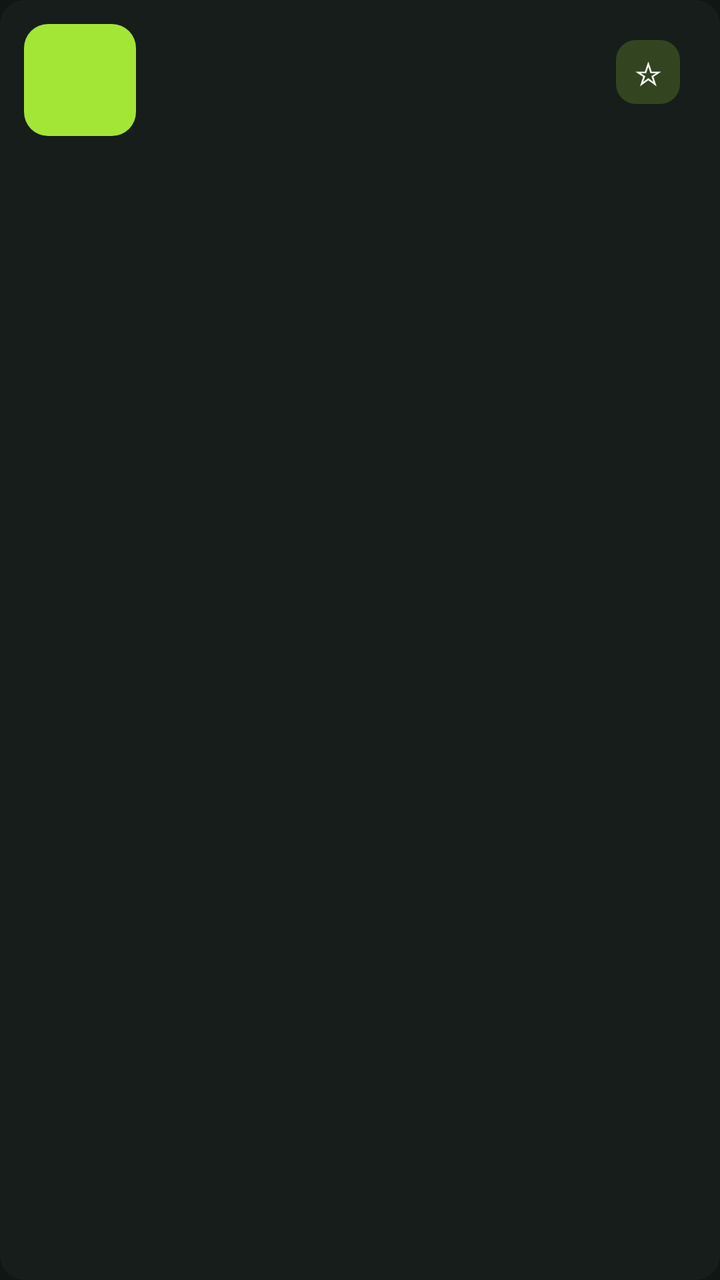
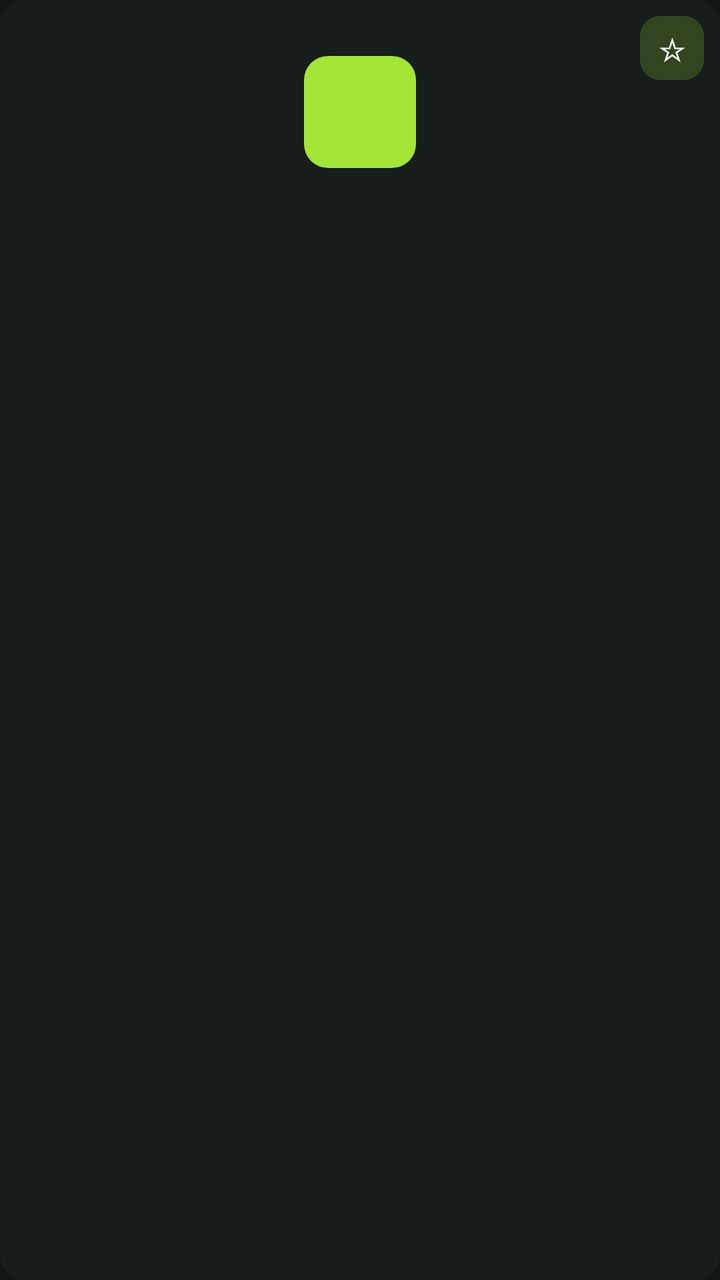

Two renders of the same Android screen: before a commit and after it. Below are the layout's source before the change and the commit's diff.
<!-- AndroidManifest.xml: application theme Theme.VovoFit -->
<!-- res/layout/item_drive_card.xml -->
<?xml version="1.0" encoding="utf-8"?>
<com.google.android.material.card.MaterialCardView xmlns:android="http://schemas.android.com/apk/res/android"
    xmlns:app="http://schemas.android.com/apk/res-auto"
    android:id="@+id/drive_card_root"
    android:layout_width="@dimen/drive_card_width"
    android:layout_height="wrap_content"
    android:layout_marginEnd="@dimen/rail_gap"
    android:clickable="true"
    android:focusable="true"
    android:focusableInTouchMode="true"
    android:foreground="?attr/selectableItemBackground"
    app:cardCornerRadius="@dimen/radius_md"
    app:cardElevation="@dimen/elevation_0"
    app:cardBackgroundColor="@color/tile_bg"
    app:strokeWidth="0dp"
    app:strokeColor="@color/tile_focus_ring">

    <LinearLayout
        android:layout_width="match_parent"
        android:layout_height="wrap_content"
        android:orientation="vertical">

        
        <FrameLayout
            android:layout_width="match_parent"
            android:layout_height="wrap_content"
            android:padding="@dimen/spacing_md">

            <FrameLayout
                android:layout_width="56dp"
                android:layout_height="56dp"
                android:background="@drawable/drive_icon_bg">

                <TextView
                    android:id="@+id/drive_icon"
                    android:layout_width="match_parent"
                    android:layout_height="match_parent"
                    android:gravity="center"
                    android:textColor="@color/drive_icon_tile_text"
                    android:textSize="28sp"
                    android:textStyle="bold" />
            </FrameLayout>

            
            <TextView
                android:id="@+id/drive_fav_star"
                android:layout_width="32dp"
                android:layout_height="32dp"
                android:layout_gravity="top|end"
                android:layout_marginTop="@dimen/spacing_sm"
                android:layout_marginEnd="@dimen/spacing_sm"
                android:background="@drawable/badge_resume"
                android:clickable="true"
                android:contentDescription="@string/fav_desc"
                android:focusable="true"
                android:focusableInTouchMode="true"
                android:gravity="center"
                android:text="☆"
                android:textColor="@color/tile_title"
                android:textSize="16sp" />
        </FrameLayout>

        
        <LinearLayout
            android:layout_width="match_parent"
            android:layout_height="wrap_content"
            android:orientation="vertical"
            android:paddingHorizontal="@dimen/spacing_md"
            android:paddingTop="@dimen/spacing_sm"
            android:paddingBottom="@dimen/spacing_md">

            <TextView
                android:id="@+id/drive_name"
                android:layout_width="match_parent"
                android:layout_height="wrap_content"
                android:ellipsize="end"
                android:maxLines="2"
                android:textColor="@color/tile_title"
                android:textSize="@dimen/text_drive_name"
                android:textStyle="bold" />

            <TextView
                android:id="@+id/drive_meta"
                android:layout_width="match_parent"
                android:layout_height="wrap_content"
                android:layout_marginTop="2dp"
                android:ellipsize="end"
                android:maxLines="1"
                android:textColor="@color/tile_subtitle"
                android:textSize="@dimen/text_drive_meta" />
        </LinearLayout>
    </LinearLayout>
</com.google.android.material.card.MaterialCardView>
<!-- resources referenced by this layout -->
<resources>
  <color name="drive_icon_tile_text">#FF1A0A0F</color>
  <color name="tile_bg">#FF171D1B</color>
  <color name="tile_focus_ring">#FFA3E635</color>
  <color name="tile_subtitle">#FFBCC4BE</color>
  <color name="tile_title">#FFFFFFFF</color>
  <dimen name="drive_card_width">128dp</dimen>
  <dimen name="elevation_0">0dp</dimen>
  <dimen name="radius_md">12dp</dimen>
  <dimen name="rail_gap">12dp</dimen>
  <dimen name="spacing_md">12dp</dimen>
  <dimen name="spacing_sm">8dp</dimen>
  <dimen name="text_drive_meta">12sp</dimen>
  <dimen name="text_drive_name">14sp</dimen>
  <!-- drawable badge_resume (drawable) -->
  <?xml version="1.0" encoding="utf-8"?>
  <shape xmlns:android="http://schemas.android.com/apk/res/android"
      android:shape="rectangle">
      <solid android:color="#33A3E635" />
      <corners android:radius="10dp" />
  </shape>
  <!-- drawable drive_icon_bg (drawable) -->
  <?xml version="1.0" encoding="utf-8"?>
  <shape xmlns:android="http://schemas.android.com/apk/res/android"
      android:shape="rectangle">
      <solid android:color="@color/drive_icon_tile" />
      <corners android:radius="@dimen/radius_md" />
  </shape>
  <string name="fav_desc">Adicionar à Minha lista</string>
  <color name="drive_icon_tile">#FFA3E635</color>
  <color name="md_primary">#FFA3E635</color>
  <color name="md_on_primary">#FF1A0A0F</color>
  <color name="md_primary_container">#FF223526</color>
  <color name="md_on_primary_container">#FFD7F5A0</color>
  <color name="md_secondary">#FF8FAE9B</color>
  <color name="md_on_secondary">#FF12211A</color>
  <color name="md_secondary_container">#FF24382E</color>
  <color name="md_on_secondary_container">#FFCFE8DB</color>
  <color name="md_background">#FF101614</color>
  <color name="md_surface">#FF171D1B</color>
  <color name="md_surface_variant">#FF232A26</color>
  <color name="md_on_background">#FFEAEAF0</color>
  <color name="md_on_surface">#FFEAEAF0</color>
  <color name="md_on_surface_variant">#FFBCC4BE</color>
  <color name="md_outline">#FF3E4741</color>
  <color name="md_outline_variant">#FF2A312D</color>
  <color name="md_error">#FFCF6679</color>
  <color name="md_on_error">#FF600014</color>
  <style name="Widget.Meggy.CardView" parent="Widget.Material3.CardView.Filled">
          <item name="cardBackgroundColor">@color/md_surface_container</item>
          <item name="cardCornerRadius">20dp</item>
          <item name="cardElevation">2dp</item>
          <item name="contentPadding">0dp</item>
          <item name="strokeWidth">0dp</item>
      </style>
  <color name="md_surface_container">#FF1B211E</color>
  <!-- unchanged entries left out for length: 1 -->
</resources>

<!-- the commit's change to res/layout/item_drive_card.xml (unified diff, before → after) -->
@@ -23,23 +23,32 @@
         
         <FrameLayout
             android:layout_width="match_parent"
-            android:layout_height="wrap_content"
-            android:padding="@dimen/spacing_md">
+            android:layout_height="@dimen/drive_tile_height">
 
-            <FrameLayout
+            <View
+                android:id="@+id/drive_bg"
+                android:layout_width="match_parent"
+                android:layout_height="match_parent"
+                android:background="@color/tile_bg" />
+
+            <ImageView
+                android:id="@+id/drive_cover"
+                android:layout_width="match_parent"
+                android:layout_height="match_parent"
+                android:importantForAccessibility="no"
+                android:scaleType="centerCrop"
+                android:visibility="gone" />
+
+            <TextView
+                android:id="@+id/drive_icon"
                 android:layout_width="56dp"
                 android:layout_height="56dp"
-                android:background="@drawable/drive_icon_bg">
-
-                <TextView
-                    android:id="@+id/drive_icon"
-                    android:layout_width="match_parent"
-                    android:layout_height="match_parent"
-                    android:gravity="center"
-                    android:textColor="@color/drive_icon_tile_text"
-                    android:textSize="28sp"
-                    android:textStyle="bold" />
-            </FrameLayout>
+                android:layout_gravity="center"
+                android:background="@drawable/drive_icon_bg"
+                android:gravity="center"
+                android:textColor="@color/drive_icon_tile_text"
+                android:textSize="28sp"
+                android:textStyle="bold" />
 
             
             <TextView
<!-- resource entries referenced after the edit -->
@@ -6,6 +6,7 @@
   <color name="tile_subtitle">#FFBCC4BE</color>
   <color name="tile_title">#FFFFFFFF</color>
   <dimen name="drive_card_width">128dp</dimen>
+  <dimen name="drive_tile_height">112dp</dimen>
   <dimen name="elevation_0">0dp</dimen>
   <dimen name="radius_md">12dp</dimen>
   <dimen name="rail_gap">12dp</dimen>
